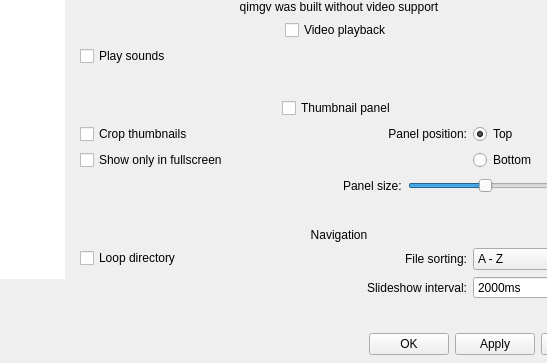
Old version of the form qimgv/gui/dialogs/settingsdialog.ui in the repository do-i/thumbgrid; both pictures show x 110 to 657 and y 317 to 680 of the 740 by 680 pixel window.
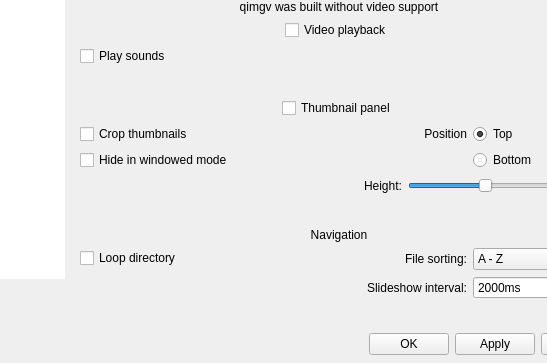
New version of the form. The open tabs and pages were chosen to show the change. Custom widgets are drawn as their Qt base class.

The edit to the form file:
```diff
--- a/qimgv/gui/dialogs/settingsdialog.ui
+++ b/qimgv/gui/dialogs/settingsdialog.ui
@@ -1149,7 +1149,7 @@
                             </size>
                            </property>
                            <property name="text">
-                            <string>Show only in fullscreen</string>
+                            <string>Hide in windowed mode</string>
                            </property>
                           </widget>
                          </item>
@@ -1197,7 +1197,7 @@
                             </size>
                            </property>
                            <property name="text">
-                            <string>Panel position:</string>
+                            <string>Position</string>
                            </property>
                            <property name="alignment">
                             <set>Qt::AlignRight|Qt::AlignTrailing|Qt::AlignVCenter</set>
@@ -1255,7 +1255,7 @@
                        <item>
                         <widget class="QLabel" name="label_4">
                          <property name="text">
-                          <string>Panel size:</string>
+                          <string>Height:</string>
                          </property>
                         </widget>
                        </item>
```
Left out of the diff: 52 changed lines with no effect on the pictures.
